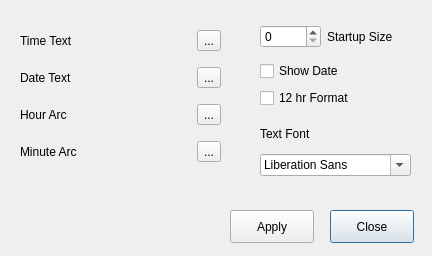
The window that prefs.ui (LaGaDesk/ArcClock) describes before a commit, drawn with Qt 5.
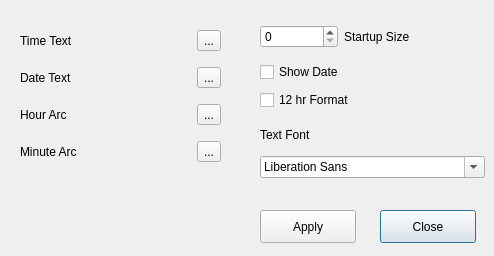
The same window after the commit.

Diff of the .ui file:
```diff
--- a/prefs.ui
+++ b/prefs.ui
@@ -6,7 +6,7 @@
    <rect>
     <x>0</x>
     <y>0</y>
-    <width>432</width>
+    <width>494</width>
     <height>256</height>
    </rect>
   </property>
@@ -16,9 +16,9 @@
   <widget class="QPushButton" name="pb_close">
    <property name="geometry">
     <rect>
-     <x>330</x>
+     <x>380</x>
      <y>210</y>
-     <width>84</width>
+     <width>96</width>
      <height>33</height>
     </rect>
    </property>
@@ -29,9 +29,9 @@
   <widget class="QPushButton" name="pb_apply">
    <property name="geometry">
     <rect>
-     <x>230</x>
+     <x>260</x>
      <y>210</y>
-     <width>84</width>
+     <width>96</width>
      <height>33</height>
     </rect>
    </property>
@@ -45,7 +45,7 @@
      <x>20</x>
      <y>20</y>
      <width>201</width>
-     <height>152</height>
+     <height>156</height>
     </rect>
    </property>
    <layout class="QGridLayout" name="gridLayout">
@@ -135,13 +135,13 @@
     </item>
    </layout>
   </widget>
-  <widget class="QWidget" name="">
+  <widget class="QWidget" name="layoutWidget">
    <property name="geometry">
     <rect>
      <x>260</x>
      <y>60</y>
-     <width>104</width>
-     <height>50</height>
+     <width>109</width>
+     <height>52</height>
     </rect>
    </property>
    <layout class="QVBoxLayout" name="verticalLayout">
@@ -161,13 +161,13 @@
     </item>
    </layout>
   </widget>
-  <widget class="QWidget" name="">
+  <widget class="QWidget" name="layoutWidget">
    <property name="geometry">
     <rect>
      <x>260</x>
      <y>120</y>
-     <width>151</width>
-     <height>56</height>
+     <width>225</width>
+     <height>58</height>
     </rect>
    </property>
    <layout class="QVBoxLayout" name="verticalLayout_2">
@@ -183,13 +183,13 @@
     </item>
    </layout>
   </widget>
-  <widget class="QWidget" name="">
+  <widget class="QWidget" name="layoutWidget">
    <property name="geometry">
     <rect>
      <x>260</x>
      <y>20</y>
-     <width>133</width>
-     <height>33</height>
+     <width>161</width>
+     <height>34</height>
     </rect>
    </property>
    <layout class="QHBoxLayout" name="horizontalLayout">
```
